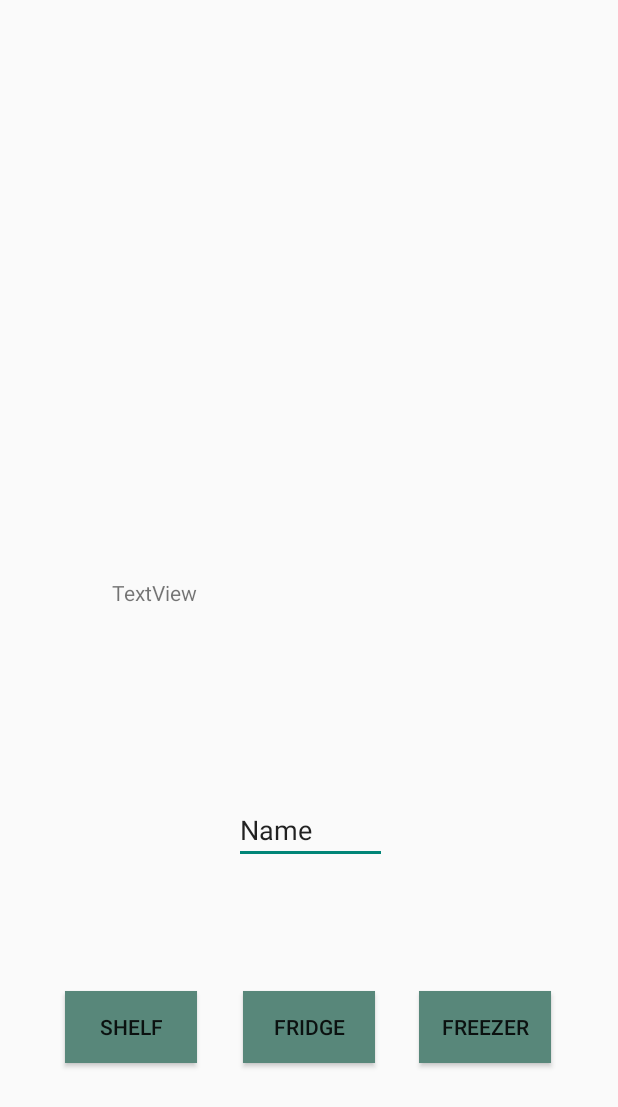
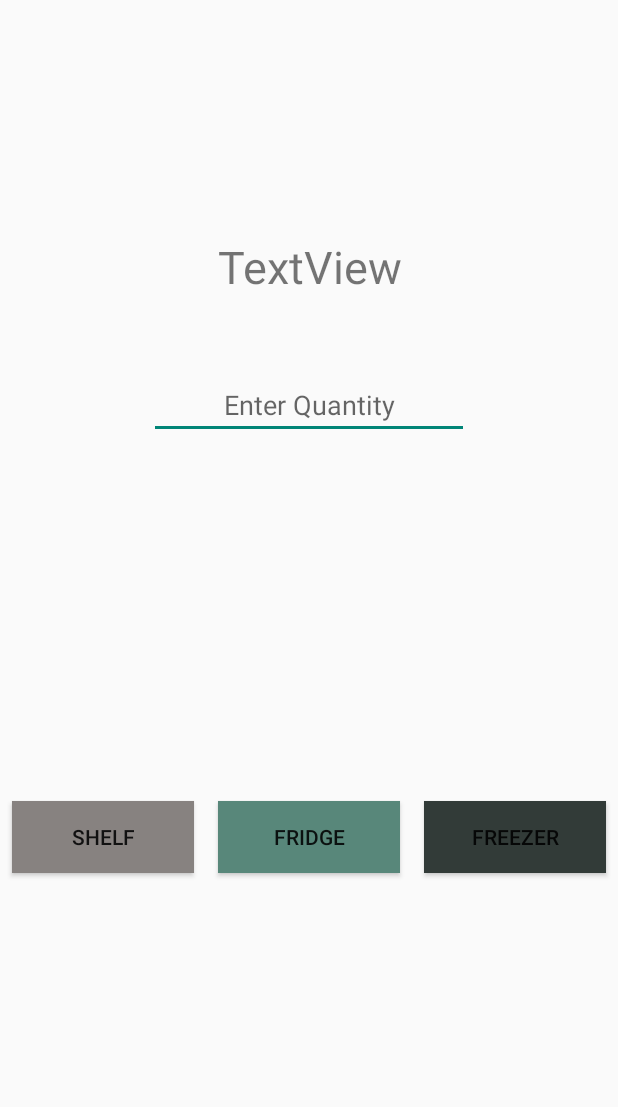
Before and after one commit to LiamLiden/ShelfR, an Android app: the InfoActivity screen opened directly, with no data from a screen before it, on a phone screen of 412 x 824 dp. Shown: the top 1107 px of the screen. Run offline under Robolectric (Android 15) with nearby library versions, the phone set to English and light mode, and no system bars.

Commit message:
ui change

```diff
--- a/app/src/main/java/com/example/leeseoye/shelfr/MainActivity.java
+++ b/app/src/main/java/com/example/leeseoye/shelfr/MainActivity.java
@@ -60,7 +60,6 @@ public class MainActivity extends AppCompatActivity implements AddDialog.NoticeD
         Log.d("main", "after super");
 
         myToolBar = findViewById(R.id.my_toolbar);
-        myToolBar.setBackgroundColor(Color.BLUE);
         setSupportActionBar(myToolBar);
 
         registerReceiver(Receiver, new IntentFilter(ACTION_NOTIFICATION));
--- a/app/src/main/res/layout/activity_info.xml
+++ b/app/src/main/res/layout/activity_info.xml
@@ -1,37 +1,92 @@
 <?xml version="1.0" encoding="utf-8"?>
-<android.support.constraint.ConstraintLayout
-    xmlns:android="http://schemas.android.com/apk/res/android"
+<RelativeLayout xmlns:android="http://schemas.android.com/apk/res/android"
     xmlns:app="http://schemas.android.com/apk/res-auto"
     xmlns:tools="http://schemas.android.com/tools"
     android:layout_width="match_parent"
-    android:layout_height="match_parent">
+    android:layout_height="match_parent"
+    tools:context="com.example.leeseoye.shelfr.InfoActivity">
 
-    <Button
-        android:id="@+id/freezerButton"
+
+    <LinearLayout
+        android:layout_width="match_parent"
+        android:layout_height="match_parent"
+        android:orientation="vertical"
+        android:gravity="center">
+
+        <TextView
+            android:id="@+id/name"
             android:layout_width="wrap_content"
             android:layout_height="wrap_content"
+            android:layout_marginBottom="30dp"
+            android:layout_marginEnd="8dp"
             android:layout_marginStart="8dp"
-        android:layout_marginTop="8dp"
-        android:layout_marginEnd="8dp"
-        android:layout_marginBottom="8dp"
-        android:text="Freezer"
-        android:background="@color/colorAccent"
+            android:layout_marginTop="40dp"
+            android:text="TextView"
+            android:textAlignment="center"
+            android:textSize="50dp"
             app:layout_constraintBottom_toBottomOf="parent"
             app:layout_constraintEnd_toEndOf="parent"
-        app:layout_constraintHorizontal_bias="0.882"
             app:layout_constraintStart_toStartOf="parent"
             app:layout_constraintTop_toTopOf="parent"
-        app:layout_constraintVertical_bias="0.859" />
+            app:layout_constraintVertical_bias="0.139" />
+
+        <TextView
+            android:id="@+id/optimums"
+            android:layout_width="match_parent"
+            android:layout_height="50dp"
+            android:layout_marginBottom="20dp"
+            android:layout_marginEnd="8dp"
+            android:layout_marginStart="8dp"
+            android:layout_marginTop="20dp"
+            android:text="TextView"
+            android:textAlignment="center"
+            android:textSize="30dp"
+            android:inputType="textMultiLine"
+            app:layout_constraintBottom_toBottomOf="parent"
+            app:layout_constraintEnd_toEndOf="parent"
+            app:layout_constraintHorizontal_bias="0.504"
+            app:layout_constraintStart_toStartOf="parent"
+            app:layout_constraintTop_toTopOf="parent"
+            app:layout_constraintVertical_bias="0.498" />
+
+        <EditText
+            android:id="@+id/quantityText"
+            android:layout_width="wrap_content"
+            android:layout_height="wrap_content"
+            android:layout_marginBottom="20dp"
+            android:layout_marginEnd="8dp"
+            android:layout_marginStart="8dp"
+            android:layout_marginTop="20dp"
+            android:ems="10"
+            android:hint="Enter Quantity"
+            android:inputType="number"
+            android:singleLine="true"
+            android:textAlignment="center"
+            app:layout_constraintBottom_toBottomOf="parent"
+            app:layout_constraintEnd_toEndOf="parent"
+            app:layout_constraintHorizontal_bias="0.503"
+            app:layout_constraintStart_toStartOf="parent"
+            app:layout_constraintTop_toTopOf="parent"
+            app:layout_constraintVertical_bias="0.685" />
+
+        <LinearLayout
+            android:layout_width="match_parent"
+            android:layout_height="match_parent"
+            android:orientation="horizontal"
+            android:gravity="center"
+            android:layout_marginTop="20dp"
+            android:layout_marginBottom="40dp">
 
             <Button
                 android:id="@+id/shelfButton"
-        android:background="@color/colorAccent"
                 android:layout_width="wrap_content"
                 android:layout_height="wrap_content"
+                android:layout_marginBottom="8dp"
+                android:layout_marginEnd="8dp"
                 android:layout_marginStart="8dp"
                 android:layout_marginTop="8dp"
-        android:layout_marginEnd="8dp"
-        android:layout_marginBottom="8dp"
+                android:layout_weight="1"
+                android:background="@color/colorTheme1"
                 android:text="Shelf"
                 app:layout_constraintBottom_toBottomOf="parent"
                 app:layout_constraintEnd_toEndOf="parent"
@@ -42,13 +97,14 @@
 
             <Button
                 android:id="@+id/fridgeButton"
-        android:background="@color/colorAccent"
                 android:layout_width="wrap_content"
                 android:layout_height="wrap_content"
+                android:layout_marginBottom="8dp"
+                android:layout_marginEnd="8dp"
                 android:layout_marginStart="8dp"
                 android:layout_marginTop="8dp"
-        android:layout_marginEnd="8dp"
-        android:layout_marginBottom="8dp"
+                android:layout_weight="1"
+                android:background="@color/colorTheme2"
                 android:text="Fridge"
                 app:layout_constraintBottom_toBottomOf="parent"
                 app:layout_constraintEnd_toEndOf="parent"
@@ -56,56 +112,24 @@
                 app:layout_constraintTop_toTopOf="parent"
                 app:layout_constraintVertical_bias="0.859" />
 
-    <TextView
-        android:id="@+id/optimums"
-        android:layout_width="263dp"
-        android:layout_height="50dp"
+            <Button
+                android:id="@+id/freezerButton"
+                android:layout_width="wrap_content"
+                android:layout_height="wrap_content"
+                android:layout_marginBottom="8dp"
+                android:layout_marginEnd="8dp"
                 android:layout_marginStart="8dp"
                 android:layout_marginTop="8dp"
-        android:layout_marginEnd="8dp"
-        android:layout_marginBottom="8dp"
-        android:textAlignment="gravity"
-        android:text="TextView"
+                android:layout_weight="1"
+                android:background="@color/colorTheme3"
+                android:text="Freezer"
                 app:layout_constraintBottom_toBottomOf="parent"
                 app:layout_constraintEnd_toEndOf="parent"
-        app:layout_constraintHorizontal_bias="0.504"
+                app:layout_constraintHorizontal_bias="0.882"
                 app:layout_constraintStart_toStartOf="parent"
                 app:layout_constraintTop_toTopOf="parent"
-        app:layout_constraintVertical_bias="0.498" />
+                app:layout_constraintVertical_bias="0.859" />
+        </LinearLayout>
+    </LinearLayout>
 
-    <TextView
-        android:id="@+id/name"
-        android:layout_width="144dp"
-        android:layout_height="37dp"
-        android:layout_marginStart="8dp"
-        android:layout_marginTop="8dp"
-        android:layout_marginEnd="8dp"
-        android:layout_marginBottom="8dp"
-        android:textAlignment="center"
-        android:text="TextView"
-        app:layout_constraintBottom_toBottomOf="parent"
-        app:layout_constraintEnd_toEndOf="parent"
-        app:layout_constraintStart_toStartOf="parent"
-        app:layout_constraintTop_toTopOf="parent"
-        app:layout_constraintVertical_bias="0.139" />
-
-    <EditText
-        android:id="@+id/quantityText"
-        android:layout_width="102dp"
-        android:layout_height="wrap_content"
-        android:layout_marginStart="8dp"
-        android:layout_marginTop="8dp"
-        android:layout_marginEnd="8dp"
-        android:layout_marginBottom="8dp"
-        android:ems="10"
-        android:hint="Enter Quantity"
-        android:inputType="number"
-        android:text="Name"
-        app:layout_constraintBottom_toBottomOf="parent"
-        app:layout_constraintEnd_toEndOf="parent"
-        app:layout_constraintHorizontal_bias="0.503"
-        app:layout_constraintStart_toStartOf="parent"
-        app:layout_constraintTop_toTopOf="parent"
-        app:layout_constraintVertical_bias="0.685" />
-
-</android.support.constraint.ConstraintLayout>
+</RelativeLayout>
--- a/app/src/main/res/layout/activity_main.xml
+++ b/app/src/main/res/layout/activity_main.xml
@@ -13,7 +13,6 @@
         android:layout_height="wrap_content"
         android:background="@color/colorAccent"
         android:theme="@style/MyTheme"
-
         app:popupTheme="@style/ThemeOverlay.AppCompat.Light"/>
 
     <LinearLayout
--- a/app/src/main/res/values/styles.xml
+++ b/app/src/main/res/values/styles.xml
@@ -6,12 +6,13 @@
 
     </style>
     <style name="MyActionBar" parent="@android:style/Widget.Holo.Light.ActionBar">
-        <item name="android:background">@color/colorPrimary</item>
+        <!--<item name="android:background">@color/colorPrimary</item>-->
         <item name="android:titleTextStyle">@style/MyActionBarTitleText</item>
     </style>
     <style name="MyActionBarTitleText"
         parent="@android:style/TextAppearance.Holo.Widget.ActionBar.Title">
         <item name="android:textColor">@color/colorPrimary</item>
+        <item name="android:background">#FFFFFF</item>
     </style>
 
 
```
Lines whose indentation alone changed are shown as unchanged.
